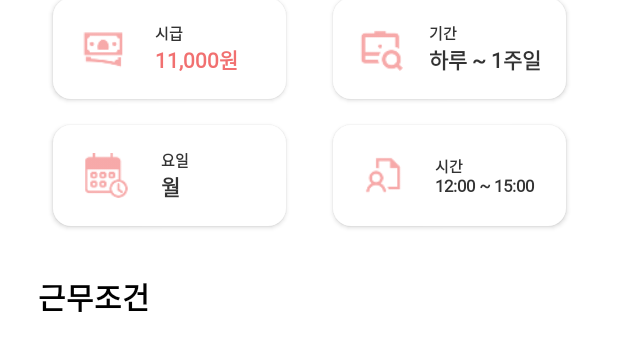
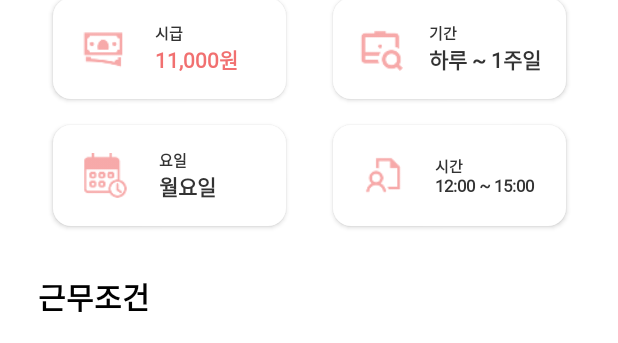
Before and after one commit to 23Capstone1-Team-AlbaEZ/AlbaEZ-Android-Client, an Android app built with Jetpack Compose: the @Preview function mainInfoPreview, on a phone screen of 412 x 824 dp. Shown: the part 235-578 px from the top of the screen. Run offline under Robolectric (Android 15) with nearby library versions, the phone set to English and light mode, and no system bars; Roboto replaces fonts that are not available here.

Commit message:
RecruitInfo.kt UI는완료

```diff
--- a/app/src/main/java/com/example/myalbaez/ui/RecruitInfo.kt
+++ b/app/src/main/java/com/example/myalbaez/ui/RecruitInfo.kt
@@ -278,7 +278,7 @@ private fun mainInfo(){
                                     )
                                 )
                                 Text(
-                                    text = "월               ",
+                                    text = "월요일        ",
                                     style = TextStyle(
                                         fontSize = 14.sp,
                                         fontFamily = FontFamily(Font(R.font.nanumgothic)),
```
